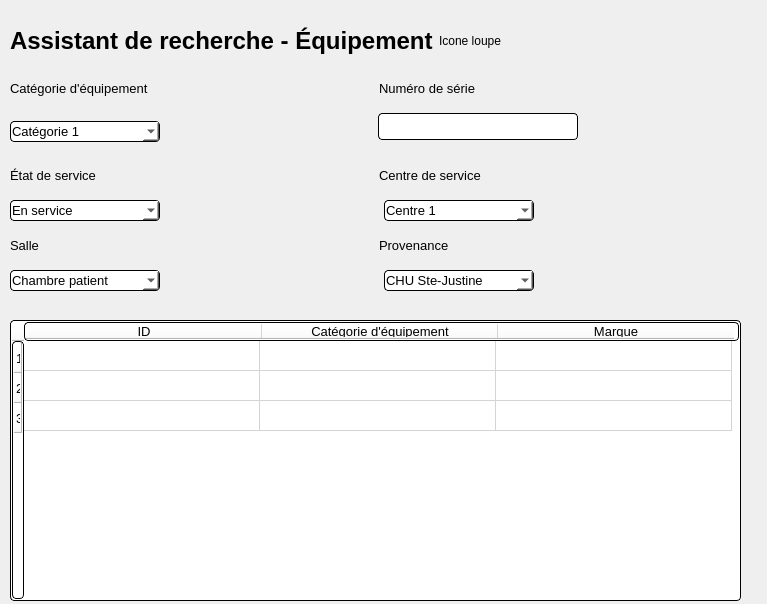
This is Fenetre avec Qt designer/fenetre_recherche_equipement.ui in ProjetPC2/SIMM-2.0 as Qt 5 draws it before an edit. The edited form follows.
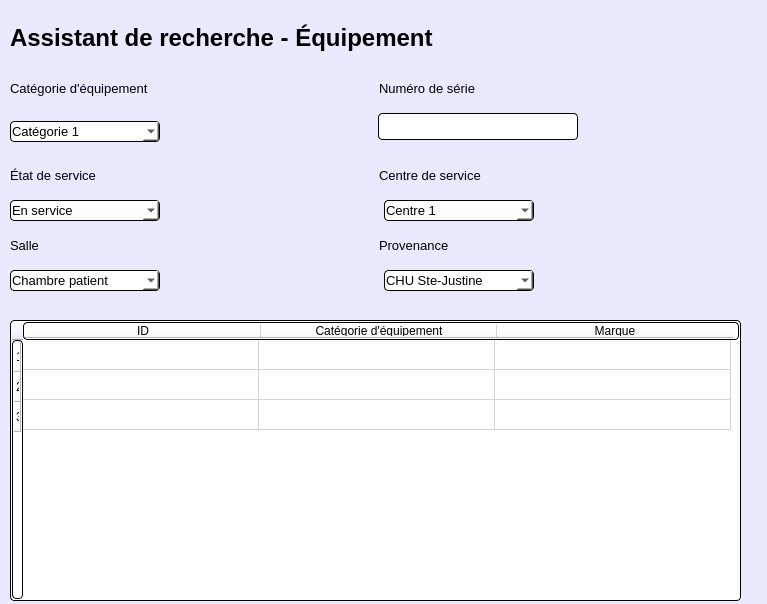
This is the edited form. Icons and pictures are not drawn.

Patch:
```diff
--- a/Fenetre avec Qt designer/fenetre_recherche_equipement.ui
+++ b/Fenetre avec Qt designer/fenetre_recherche_equipement.ui
@@ -14,16 +14,15 @@
    <string>Dialog</string>
   </property>
   <property name="styleSheet">
-   <string notr="true">
-</string>
+   <string notr="true">background-color: rgb(234, 234, 255);</string>
   </property>
   <widget class="QWidget" name="horizontalLayoutWidget">
    <property name="geometry">
     <rect>
      <x>10</x>
-     <y>10</y>
+     <y>-3</y>
      <width>581</width>
-     <height>61</height>
+     <height>81</height>
     </rect>
    </property>
    <layout class="QHBoxLayout" name="horizontalLayout">
@@ -45,10 +44,32 @@
       </property>
      </widget>
     </item>
+    <item>
+     <spacer name="horizontalSpacer_7">
+      <property name="orientation">
+       <enum>Qt::Horizontal</enum>
+      </property>
+      <property name="sizeType">
+       <enum>QSizePolicy::Fixed</enum>
+      </property>
+      <property name="sizeHint" stdset="0">
+       <size>
+        <width>30</width>
+        <height>20</height>
+       </size>
+      </property>
+     </spacer>
+    </item>
     <item>
      <widget class="QLabel" name="label">
       <property name="text">
-       <string>Icone loupe</string>
+       <string/>
+      </property>
+      <property name="pixmap">
+       <pixmap>../../../../Downloads/magnifying-glass.png</pixmap>
+      </property>
+      <property name="margin">
+       <number>0</number>
       </property>
      </widget>
     </item>
```
